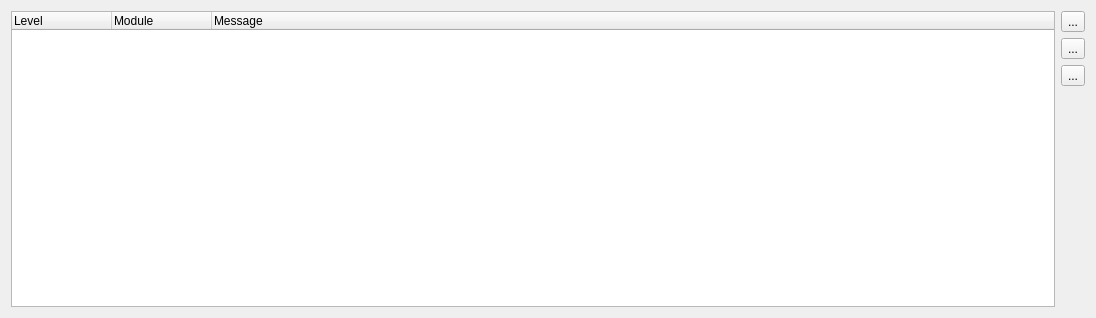
Before: the Qt Designer form oqtopus/ui/logs_widget.ui in ponceta/oqtopus, drawn with Qt 5.
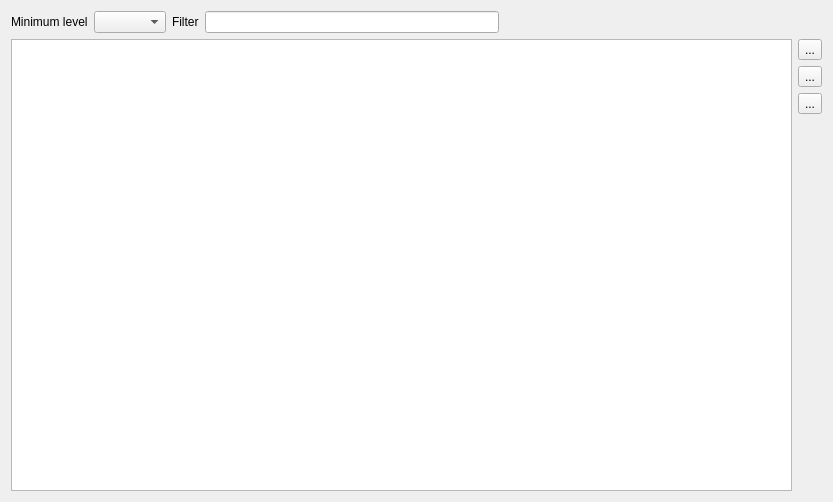
After: the same form once the commit is applied.

Commit message:
Allow to filter the log (#24)
* switch to abstract item model for logging widget

* add filtering based on text

* add debug level filtering

```diff
--- a/oqtopus/ui/logs_widget.ui
+++ b/oqtopus/ui/logs_widget.ui
@@ -6,15 +6,28 @@
    <rect>
     <x>0</x>
     <y>0</y>
-    <width>1096</width>
-    <height>318</height>
+    <width>833</width>
+    <height>502</height>
    </rect>
   </property>
   <property name="windowTitle">
    <string>Form</string>
   </property>
   <layout class="QGridLayout" name="gridLayout">
-   <item row="2" column="1">
+   <item row="5" column="1">
+    <spacer name="verticalSpacer">
+     <property name="orientation">
+      <enum>Qt::Orientation::Vertical</enum>
+     </property>
+     <property name="sizeHint" stdset="0">
+      <size>
+       <width>20</width>
+       <height>40</height>
+      </size>
+     </property>
+    </spacer>
+   </item>
+   <item row="4" column="1">
     <widget class="QToolButton" name="logs_clear_toolButton">
      <property name="toolTip">
       <string>Clear logs panel</string>
@@ -24,17 +37,7 @@
      </property>
     </widget>
    </item>
-   <item row="1" column="1">
-    <widget class="QToolButton" name="logs_openFolder_toolButton">
-     <property name="toolTip">
-      <string>Open logs folder</string>
-     </property>
-     <property name="text">
-      <string>...</string>
-     </property>
-    </widget>
-   </item>
-   <item row="0" column="1">
+   <item row="2" column="1">
     <widget class="QToolButton" name="logs_openFile_toolButton">
      <property name="toolTip">
       <string>Open current log file in system editor</string>
@@ -44,40 +47,59 @@
      </property>
     </widget>
    </item>
+   <item row="2" column="0" rowspan="4">
+    <widget class="QTreeView" name="logs_treeView"/>
+   </item>
    <item row="3" column="1">
-    <spacer name="verticalSpacer">
+    <widget class="QToolButton" name="logs_openFolder_toolButton">
+     <property name="toolTip">
+      <string>Open logs folder</string>
+     </property>
+     <property name="text">
+      <string>...</string>
+     </property>
+    </widget>
+   </item>
+   <item row="0" column="0">
+    <layout class="QHBoxLayout" name="horizontalLayout">
+     <item>
+      <widget class="QLabel" name="label">
+       <property name="text">
+        <string>Minimum level</string>
+       </property>
+      </widget>
+     </item>
+     <item>
+      <widget class="QComboBox" name="logs_level_comboBox"/>
+     </item>
+     <item>
+      <widget class="QLabel" name="label_2">
+       <property name="text">
+        <string>Filter</string>
+       </property>
+      </widget>
+     </item>
+     <item>
+      <widget class="QLineEdit" name="logs_filter_LineEdit">
+       <property name="clearButtonEnabled">
+        <bool>true</bool>
+       </property>
+      </widget>
+     </item>
+     <item>
+      <spacer name="horizontalSpacer">
      <property name="orientation">
-      <enum>Qt::Vertical</enum>
+        <enum>Qt::Orientation::Horizontal</enum>
      </property>
      <property name="sizeHint" stdset="0">
       <size>
-       <width>20</width>
-       <height>40</height>
+         <width>40</width>
+         <height>20</height>
       </size>
      </property>
     </spacer>
    </item>
-   <item row="0" column="0" rowspan="4">
-    <widget class="QTreeWidget" name="logs_treeWidget">
-     <property name="selectionMode">
-      <enum>QAbstractItemView::NoSelection</enum>
-     </property>
-     <column>
-      <property name="text">
-       <string>Level</string>
-      </property>
-     </column>
-     <column>
-      <property name="text">
-       <string>Module</string>
-      </property>
-     </column>
-     <column>
-      <property name="text">
-       <string>Message</string>
-      </property>
-     </column>
-    </widget>
+    </layout>
    </item>
   </layout>
  </widget>
```
Lines whose indentation alone changed are shown as unchanged. The commit also changes 1 other file.
